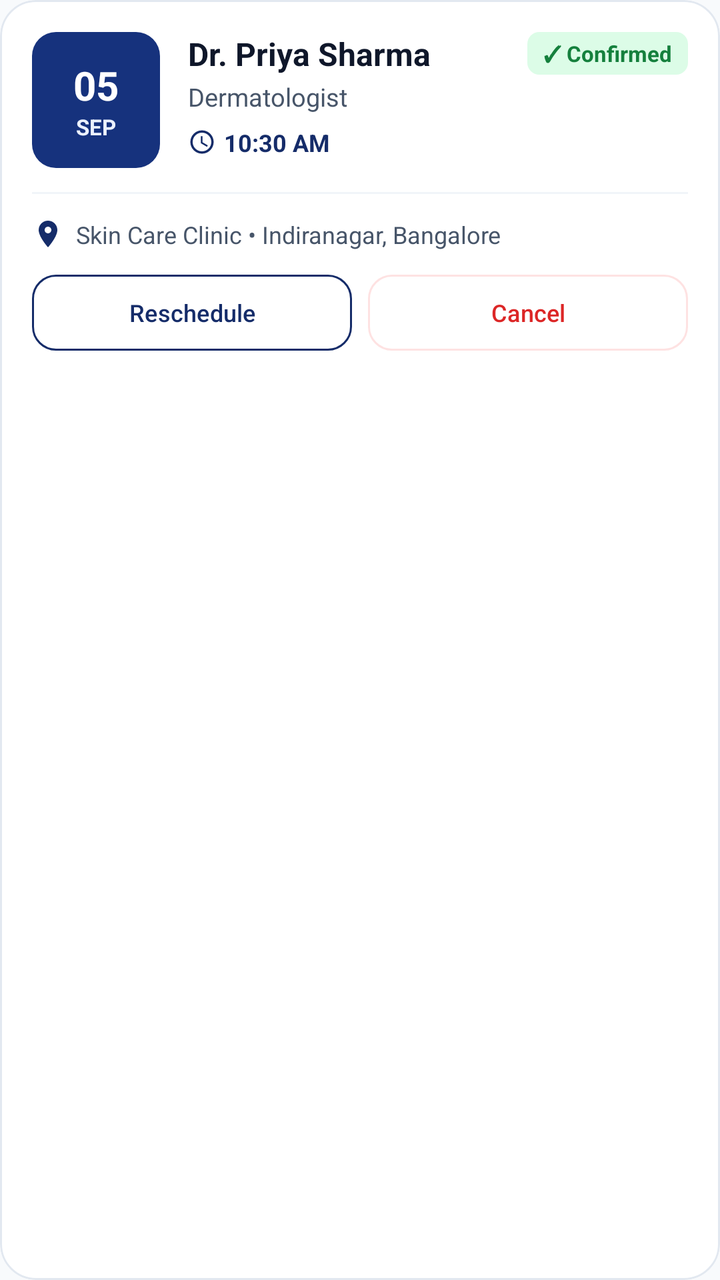
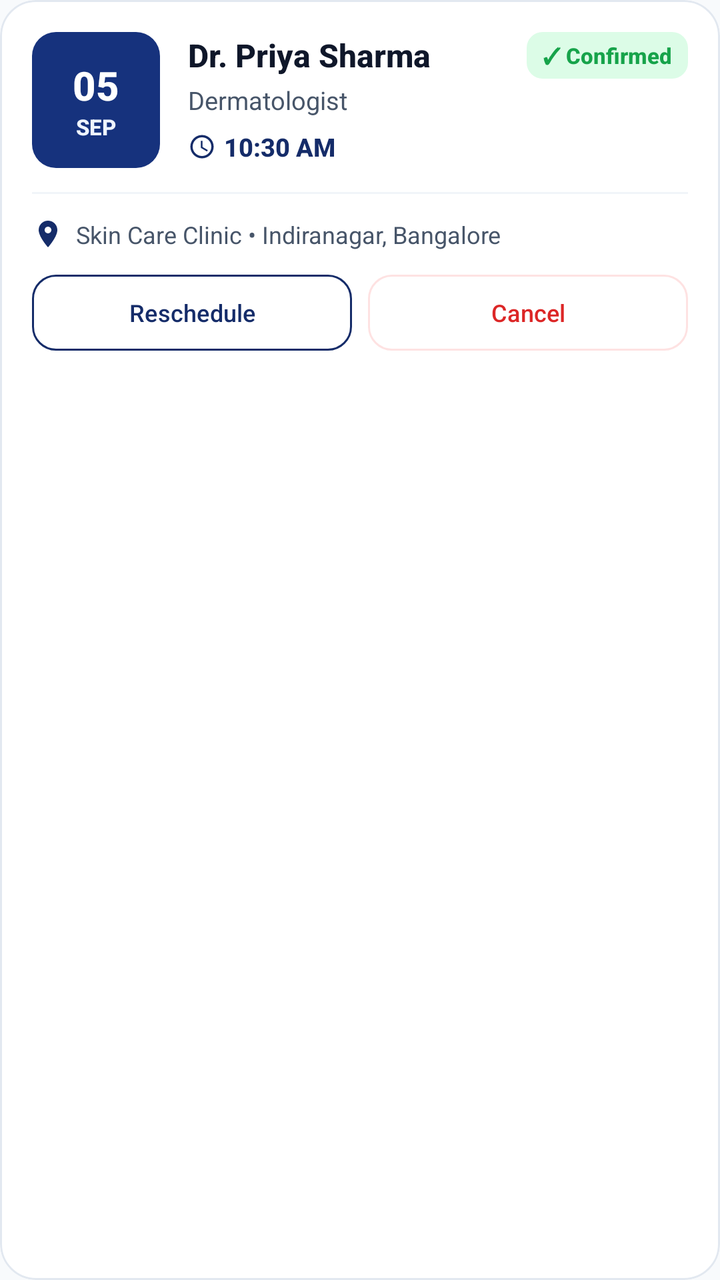

Before-and-after screenshots of an Android layout around one commit, followed by the original layout XML and the change that was made.
<!-- AndroidManifest.xml: application theme Theme.CareWell -->
<!-- res/layout/item_appointment_card.xml -->
<?xml version="1.0" encoding="utf-8"?>
<com.google.android.material.card.MaterialCardView xmlns:android="http://schemas.android.com/apk/res/android"
    xmlns:app="http://schemas.android.com/apk/res-auto"
    android:layout_width="match_parent"
    android:layout_height="wrap_content"
    android:layout_marginHorizontal="16dp"
    android:layout_marginVertical="8dp"
    app:cardBackgroundColor="@color/surface_white"
    app:cardCornerRadius="18dp"
    app:cardElevation="3dp"
    app:strokeColor="@color/card_stroke"
    app:strokeWidth="1dp">

    <LinearLayout
        android:layout_width="match_parent"
        android:layout_height="wrap_content"
        android:orientation="vertical"
        android:padding="16dp">

        <LinearLayout
            android:layout_width="match_parent"
            android:layout_height="wrap_content"
            android:orientation="horizontal">

            
            <LinearLayout
                android:layout_width="64dp"
                android:layout_height="68dp"
                android:background="@drawable/bg_date_chip_selected"
                android:gravity="center"
                android:orientation="vertical">

                <TextView
                    android:id="@+id/tv_appt_day_num"
                    android:layout_width="wrap_content"
                    android:layout_height="wrap_content"
                    android:text="05"
                    android:textColor="@color/white"
                    android:textSize="20sp"
                    android:textStyle="bold" />

                <TextView
                    android:id="@+id/tv_appt_month"
                    android:layout_width="wrap_content"
                    android:layout_height="wrap_content"
                    android:text="SEP"
                    android:textColor="@color/primary_light"
                    android:textSize="11sp"
                    android:textStyle="bold" />
            </LinearLayout>

            <LinearLayout
                android:layout_width="0dp"
                android:layout_height="wrap_content"
                android:layout_marginStart="14dp"
                android:layout_weight="1"
                android:orientation="vertical">

                <LinearLayout
                    android:layout_width="match_parent"
                    android:layout_height="wrap_content"
                    android:gravity="center_vertical"
                    android:orientation="horizontal">

                    <TextView
                        android:id="@+id/tv_appt_doctor_name"
                        android:layout_width="0dp"
                        android:layout_height="wrap_content"
                        android:layout_weight="1"
                        android:ellipsize="end"
                        android:maxLines="1"
                        android:text="Dr. Priya Sharma"
                        android:textColor="@color/text_primary"
                        android:textSize="16sp"
                        android:textStyle="bold" />

                    <LinearLayout
                        android:id="@+id/ll_status_badge"
                        android:layout_width="wrap_content"
                        android:layout_height="wrap_content"
                        android:background="@drawable/bg_badge_verified"
                        android:gravity="center_vertical"
                        android:paddingHorizontal="8dp"
                        android:paddingVertical="3dp">

                        <TextView
                            android:id="@+id/tv_status_text"
                            android:layout_width="wrap_content"
                            android:layout_height="wrap_content"
                            android:text="✓ Confirmed"
                            android:textColor="@color/success_green"
                            android:textSize="11sp"
                            android:textStyle="bold" />
                    </LinearLayout>

                </LinearLayout>

                <TextView
                    android:id="@+id/tv_appt_specialization"
                    android:layout_width="wrap_content"
                    android:layout_height="wrap_content"
                    android:layout_marginTop="2dp"
                    android:ellipsize="end"
                    android:maxLines="1"
                    android:text="Dermatologist"
                    android:textColor="@color/text_secondary"
                    android:textSize="12.5sp" />

                <LinearLayout
                    android:layout_width="match_parent"
                    android:layout_height="wrap_content"
                    android:layout_marginTop="6dp"
                    android:gravity="center_vertical"
                    android:orientation="horizontal">

                    <ImageView
                        android:layout_width="14dp"
                        android:layout_height="14dp"
                        android:contentDescription="Clock icon"
                        android:src="@drawable/ic_clock"
                        app:tint="@color/primary" />

                    <TextView
                        android:id="@+id/tv_appt_time"
                        android:layout_width="wrap_content"
                        android:layout_height="wrap_content"
                        android:layout_marginStart="4dp"
                        android:text="10:30 AM"
                        android:textColor="@color/primary"
                        android:textSize="12sp"
                        android:textStyle="bold" />
                </LinearLayout>

            </LinearLayout>

        </LinearLayout>

        <View
            android:layout_width="match_parent"
            android:layout_height="1dp"
            android:layout_marginVertical="12dp"
            android:background="@color/divider" />

        <LinearLayout
            android:layout_width="match_parent"
            android:layout_height="wrap_content"
            android:gravity="center_vertical"
            android:orientation="horizontal">

            <ImageView
                android:layout_width="16dp"
                android:layout_height="16dp"
                android:contentDescription="Location icon"
                android:src="@drawable/ic_location"
                app:tint="@color/primary" />

            <TextView
                android:id="@+id/tv_appt_location"
                android:layout_width="0dp"
                android:layout_height="wrap_content"
                android:layout_marginStart="6dp"
                android:layout_weight="1"
                android:ellipsize="end"
                android:maxLines="1"
                android:text="Skin Care Clinic • Indiranagar, Bangalore"
                android:textColor="@color/text_secondary"
                android:textSize="12sp" />
        </LinearLayout>

        <LinearLayout
            android:id="@+id/ll_action_buttons"
            android:layout_width="match_parent"
            android:layout_height="wrap_content"
            android:layout_marginTop="12dp"
            android:orientation="horizontal">

            <com.google.android.material.button.MaterialButton
                android:id="@+id/btn_reschedule"
                style="@style/Widget.Material3.Button.OutlinedButton"
                android:layout_width="0dp"
                android:layout_height="38dp"
                android:layout_marginEnd="8dp"
                android:layout_weight="1"
                android:insetTop="0dp"
                android:insetBottom="0dp"
                android:padding="0dp"
                android:text="Reschedule"
                android:textColor="@color/primary"
                android:textSize="12sp"
                app:cornerRadius="12dp"
                app:strokeColor="@color/primary"
                app:strokeWidth="1dp" />

            <com.google.android.material.button.MaterialButton
                android:id="@+id/btn_cancel"
                style="@style/Widget.Material3.Button.OutlinedButton"
                android:layout_width="0dp"
                android:layout_height="38dp"
                android:layout_weight="1"
                android:insetTop="0dp"
                android:insetBottom="0dp"
                android:padding="0dp"
                android:text="Cancel"
                android:textColor="@color/error_red"
                android:textSize="12sp"
                app:cornerRadius="12dp"
                app:strokeColor="@color/error_light"
                app:strokeWidth="1dp" />
        </LinearLayout>

    </LinearLayout>

</com.google.android.material.card.MaterialCardView>
<!-- resources referenced by this layout -->
<resources>
  <color name="card_stroke">#E2E8F0</color>
  <color name="divider">#F1F5F9</color>
  <color name="error_light">#FEE2E2</color>
  <color name="error_red">#DC2626</color>
  <color name="primary">#152C69</color>
  <color name="primary_light">#EBF1FF</color>
  <color name="success_green">#15803D</color>
  <color name="surface_white">#FFFFFF</color>
  <color name="text_primary">#0F172A</color>
  <color name="text_secondary">#475569</color>
  <color name="white">#FFFFFF</color>
  <!-- drawable bg_badge_verified (drawable) -->
  <?xml version="1.0" encoding="utf-8"?>
  <shape xmlns:android="http://schemas.android.com/apk/res/android"
      android:shape="rectangle">
      <solid android:color="#DCFCE7" />
      <corners android:radius="6dp" />
  </shape>
  <!-- drawable bg_date_chip_selected (drawable) -->
  <?xml version="1.0" encoding="utf-8"?>
  <shape xmlns:android="http://schemas.android.com/apk/res/android"
      android:shape="rectangle">
      <solid android:color="#16327D" />
      <corners android:radius="12dp" />
  </shape>
  <!-- drawable ic_clock (drawable) -->
  <vector xmlns:android="http://schemas.android.com/apk/res/android"
      android:width="24dp"
      android:height="24dp"
      android:viewportWidth="24"
      android:viewportHeight="24">
      <path
          android:fillColor="#FF000000"
          android:pathData="M11.99,2C6.47,2 2,6.48 2,12s4.47,10 9.99,10C17.52,22 22,17.52 22,12S17.52,2 11.99,2zm0,18c-4.42,0 -8,-3.58 -8,-8s3.58,-8 8,-8 8,3.58 8,8 -3.58,8 -8,8zm0.5,-13H11v6l5.25,3.15 0.75,-1.23 -4.5,-2.67z"/>
  </vector>
  <!-- drawable ic_location (drawable) -->
  <vector xmlns:android="http://schemas.android.com/apk/res/android"
      android:width="24dp"
      android:height="24dp"
      android:viewportWidth="24"
      android:viewportHeight="24">
      <path
          android:fillColor="#FF000000"
          android:pathData="M12,2C8.13,2 5,5.13 5,9c0,5.25 7,13 7,13s7,-7.75 7,-13c0,-3.87 -3.13,-7 -7,-7zm0,9.5c-1.38,0 -2.5,-1.12 -2.5,-2.5s1.12,-2.5 2.5,-2.5 2.5,1.12 2.5,2.5 -1.12,2.5 -2.5,2.5z"/>
  </vector>
  <style name="Theme.CareWell" parent="Base.Theme.CareWell" />
  <style name="Base.Theme.CareWell" parent="Theme.Material3.Light.NoActionBar">
          <item name="colorPrimary">@color/primary</item>
          <item name="colorPrimaryVariant">@color/primary_dark</item>
          <item name="colorOnPrimary">@color/white</item>
          <item name="colorSecondary">@color/secondary</item>
          <item name="colorSecondaryVariant">@color/secondary</item>
          <item name="colorOnSecondary">@color/white</item>
          <item name="android:statusBarColor">@color/white</item>
          <item name="android:windowLightStatusBar">true</item>
          <item name="android:windowBackground">@color/background_light</item>
          <item name="colorSecondaryContainer">@color/primary_light</item>
          <item name="colorOnSecondaryContainer">@color/primary</item>
          <item name="android:navigationBarColor">@color/white</item>
          <item name="android:windowLightNavigationBar" tools:targetApi="o_mr1">true</item>
      </style>
  <color name="primary_dark">#0D1D47</color>
  <color name="secondary">#2563EB</color>
  <color name="background_light">#F8FAFC</color>
</resources>

<!-- the commit's change to res/layout/item_appointment_card.xml (unified diff, before → after) -->
@@ -5,6 +5,9 @@
     android:layout_height="wrap_content"
     android:layout_marginHorizontal="16dp"
     android:layout_marginVertical="8dp"
+    android:clickable="true"
+    android:focusable="true"
+    android:foreground="?attr/selectableItemBackground"
     app:cardBackgroundColor="@color/surface_white"
     app:cardCornerRadius="18dp"
     app:cardElevation="3dp"
@@ -34,6 +37,7 @@
                     android:id="@+id/tv_appt_day_num"
                     android:layout_width="wrap_content"
                     android:layout_height="wrap_content"
+                    android:fontFamily="sans-serif-medium"
                     android:text="05"
                     android:textColor="@color/white"
                     android:textSize="20sp"
@@ -43,6 +47,7 @@
                     android:id="@+id/tv_appt_month"
                     android:layout_width="wrap_content"
                     android:layout_height="wrap_content"
+                    android:fontFamily="sans-serif-medium"
                     android:text="SEP"
                     android:textColor="@color/primary_light"
                     android:textSize="11sp"
@@ -68,6 +73,7 @@
                         android:layout_height="wrap_content"
                         android:layout_weight="1"
                         android:ellipsize="end"
+                        android:fontFamily="sans-serif-medium"
                         android:maxLines="1"
                         android:text="Dr. Priya Sharma"
                         android:textColor="@color/text_primary"
@@ -81,12 +87,13 @@
                         android:background="@drawable/bg_badge_verified"
                         android:gravity="center_vertical"
                         android:paddingHorizontal="8dp"
-                        android:paddingVertical="3dp">
+                        android:paddingVertical="4dp">
 
                         <TextView
                             android:id="@+id/tv_status_text"
                             android:layout_width="wrap_content"
                             android:layout_height="wrap_content"
+                            android:fontFamily="sans-serif-medium"
                             android:text="✓ Confirmed"
                             android:textColor="@color/success_green"
                             android:textSize="11sp"
@@ -125,9 +132,10 @@
                         android:layout_width="wrap_content"
                         android:layout_height="wrap_content"
                         android:layout_marginStart="4dp"
+                        android:fontFamily="sans-serif-medium"
                         android:text="10:30 AM"
                         android:textColor="@color/primary"
-                        android:textSize="12sp"
+                        android:textSize="12.5sp"
                         android:textStyle="bold" />
                 </LinearLayout>
 
@@ -181,6 +189,7 @@
                 android:layout_height="38dp"
                 android:layout_marginEnd="8dp"
                 android:layout_weight="1"
+                android:fontFamily="sans-serif-medium"
                 android:insetTop="0dp"
                 android:insetBottom="0dp"
                 android:padding="0dp"
@@ -197,6 +206,7 @@
                 android:layout_width="0dp"
                 android:layout_height="38dp"
                 android:layout_weight="1"
+                android:fontFamily="sans-serif-medium"
                 android:insetTop="0dp"
                 android:insetBottom="0dp"
                 android:padding="0dp"
<!-- resource entries referenced after the edit -->
@@ -5,8 +5,8 @@
   <color name="error_light">#FEE2E2</color>
   <color name="error_red">#DC2626</color>
   <color name="primary">#152C69</color>
-  <color name="primary_light">#EBF1FF</color>
-  <color name="success_green">#15803D</color>
+  <color name="primary_light">#EEF4FF</color>
+  <color name="success_green">#16A34A</color>
   <color name="surface_white">#FFFFFF</color>
   <color name="text_primary">#0F172A</color>
   <color name="text_secondary">#475569</color>
@@ -15,8 +15,8 @@
   <?xml version="1.0" encoding="utf-8"?>
   <shape xmlns:android="http://schemas.android.com/apk/res/android"
       android:shape="rectangle">
-      <solid android:color="#DCFCE7" />
-      <corners android:radius="6dp" />
+      <solid android:color="@color/success_light" />
+      <corners android:radius="8dp" />
   </shape>
   <!-- drawable bg_date_chip_selected (drawable) -->
   <?xml version="1.0" encoding="utf-8"?>
@@ -46,6 +46,7 @@
           android:pathData="M12,2C8.13,2 5,5.13 5,9c0,5.25 7,13 7,13s7,-7.75 7,-13c0,-3.87 -3.13,-7 -7,-7zm0,9.5c-1.38,0 -2.5,-1.12 -2.5,-2.5s1.12,-2.5 2.5,-2.5 2.5,1.12 2.5,2.5 -1.12,2.5 -2.5,2.5z"/>
   </vector>
   <style name="Theme.CareWell" parent="Base.Theme.CareWell" />
+  <color name="success_light">#DCFCE7</color>
   <style name="Base.Theme.CareWell" parent="Theme.Material3.Light.NoActionBar">
           <item name="colorPrimary">@color/primary</item>
           <item name="colorPrimaryVariant">@color/primary_dark</item>
